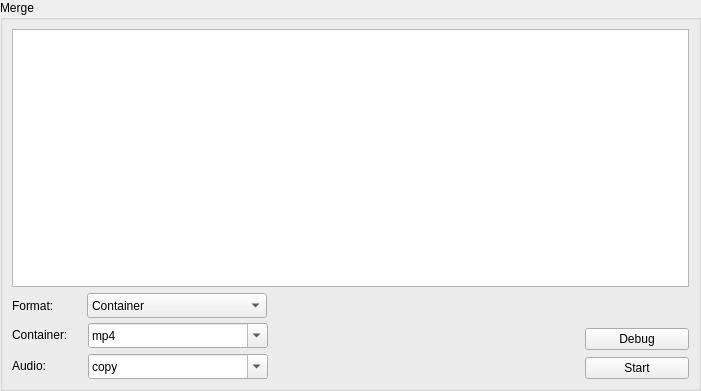
Old version of the form tools/merge.ui in the repository emako/qvs.
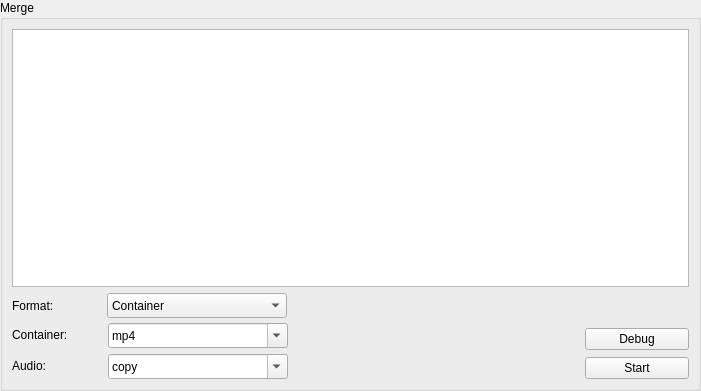
New version of the form. Icons and pictures are not drawn.

```diff
--- a/tools/merge.ui
+++ b/tools/merge.ui
@@ -91,7 +91,7 @@
               <widget class="QLabel" name="labelFormat">
                <property name="minimumSize">
                 <size>
-                 <width>70</width>
+                 <width>90</width>
                  <height>0</height>
                 </size>
                </property>
@@ -175,7 +175,7 @@
                   <widget class="QLabel" name="labelContainer">
                    <property name="minimumSize">
                     <size>
-                     <width>70</width>
+                     <width>90</width>
                      <height>0</height>
                     </size>
                    </property>
@@ -260,7 +260,7 @@
                   <widget class="QLabel" name="labelAudio">
                    <property name="minimumSize">
                     <size>
-                     <width>70</width>
+                     <width>90</width>
                      <height>0</height>
                     </size>
                    </property>
```
Left out of the diff: 4 changed lines with no effect on the pictures.
